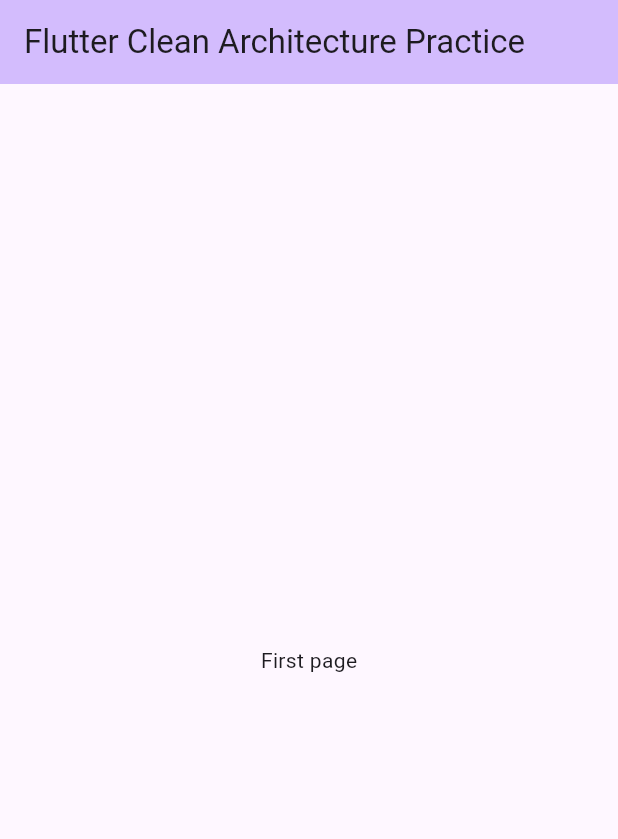
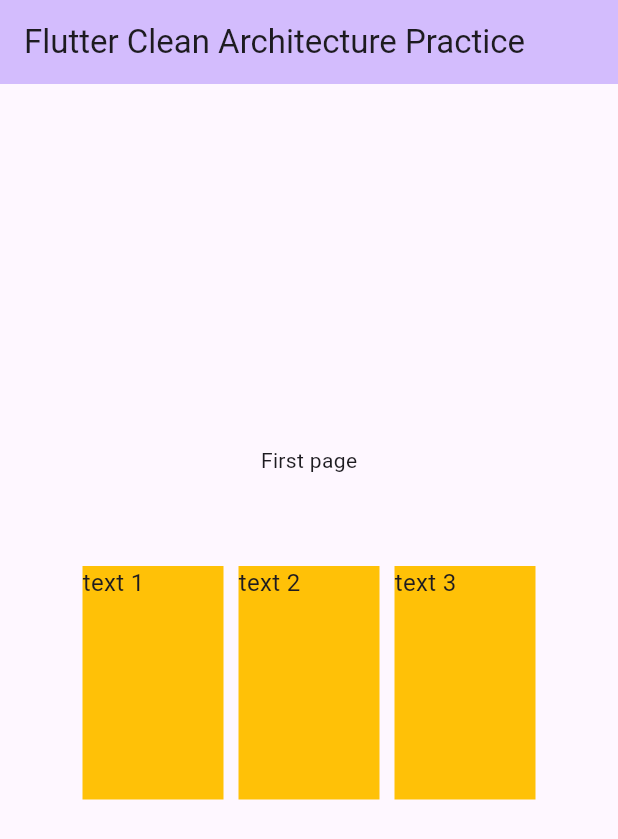
Before and after one commit to river2202/flutter_clean_architecture_practice, a Flutter app: the screen it shows after launch, on a phone screen of 412 x 824 dp. Shown: the top 839 px of the screen. Run offline on Flutter 3.47's test engine with Material 3 defaults, Android fonts, the phone set to English and light mode, and no system bars; drawn by our look-alikes of flutter_carousel_widget.

Commit message:
AdaptiveCarousel

```diff
--- a/lib/app/splash_page.dart
+++ b/lib/app/splash_page.dart
@@ -1,4 +1,5 @@
 import 'package:flutter/material.dart';
+import 'package:flutter_carousel_widget/flutter_carousel_widget.dart';
 
 class SplashPage extends StatelessWidget {
   const SplashPage({super.key, required this.title});
@@ -15,9 +16,56 @@ class SplashPage extends StatelessWidget {
       body: Center(
         child: Column(
           mainAxisAlignment: MainAxisAlignment.center,
-          children: <Widget>[const Text('First page')],
+          children: <Widget>[
+            const Text('First page'),
+            const SizedBox(height: 10),
+            Padding(
+              padding: const EdgeInsets.all(50.0),
+              child: AdaptiveCarousel(itemRatio: 2 / 3, itemWidth: 150),
+            ),
+          ],
         ),
       ),
     );
   }
 }
+
+class AdaptiveCarousel extends StatelessWidget {
+  const AdaptiveCarousel({
+    super.key,
+    required this.itemRatio,
+    required this.itemWidth,
+  });
+
+  final double itemRatio;
+  final double itemWidth;
+
+  @override
+  Widget build(BuildContext context) {
+    return LayoutBuilder(
+      builder: (context, constraints) {
+        final itemCount = (constraints.maxWidth / itemWidth).ceil();
+
+        return FlutterCarousel(
+          options: FlutterCarouselOptions(
+            showIndicator: false,
+            pageSnapping: false,
+            disableCenter: true,
+            slideIndicator: CircularSlideIndicator(),
+            aspectRatio: itemRatio * itemCount,
+            viewportFraction: 1.0 / itemCount,
+            padEnds: false,
+          ),
+          items:
+              [1, 2, 3, 4, 5].map((i) {
+                return Container(
+                  margin: EdgeInsets.symmetric(horizontal: 5.0),
+                  decoration: BoxDecoration(color: Colors.amber),
+                  child: Text('text $i', style: TextStyle(fontSize: 16.0)),
+                );
+              }).toList(),
+        );
+      },
+    );
+  }
+}
--- a/pubspec.yaml
+++ b/pubspec.yaml
@@ -12,6 +12,7 @@ dependencies:
     sdk: flutter
 
   cupertino_icons: ^1.0.8
+  flutter_carousel_widget: ^3.1.0
 
 dev_dependencies:
   flutter_test:
```
Also changed, not shown: pubspec.lock, 1 other file.
